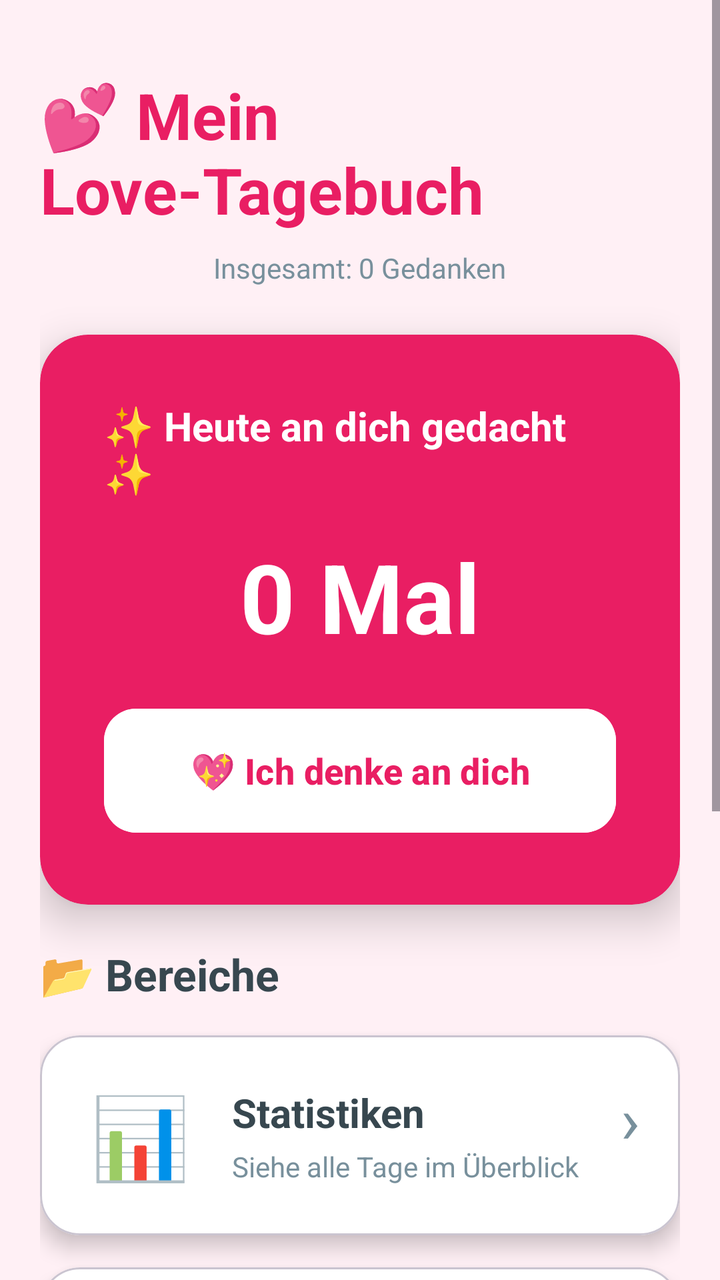
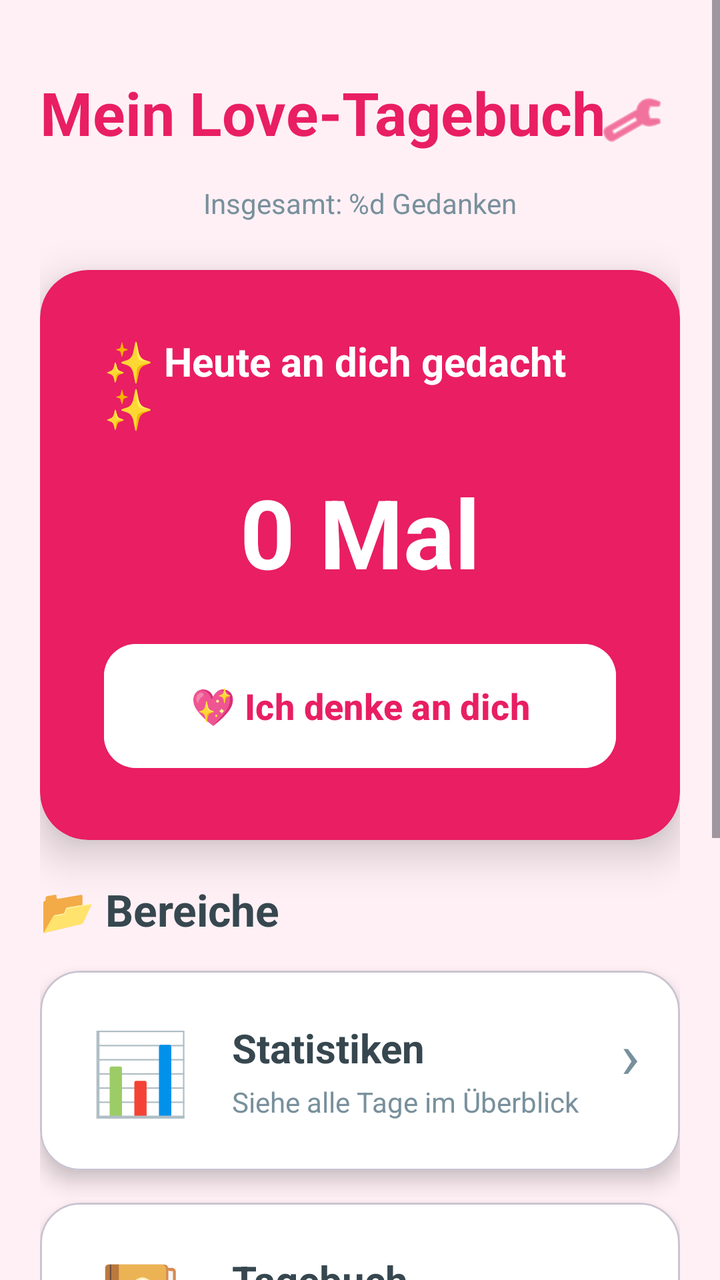

Two renders of the same Android screen: before a commit and after it. Below are the layout's source before the change and the commit's diff.
<!-- AndroidManifest.xml: application theme Theme.MeinTagebuch -->
<!-- res/layout/activity_main.xml -->
<?xml version="1.0" encoding="utf-8"?>
<ScrollView
    xmlns:android="http://schemas.android.com/apk/res/android"
    xmlns:app="http://schemas.android.com/apk/res-auto"
    android:layout_width="match_parent"
    android:layout_height="match_parent"
    android:background="@color/background">

    <LinearLayout
        android:layout_width="match_parent"
        android:layout_height="wrap_content"
        android:orientation="vertical"
        android:padding="20dp">

        
        <TextView
            android:layout_width="wrap_content"
            android:layout_height="wrap_content"
            android:text="💕 Mein Love-Tagebuch"
            android:textSize="32sp"
            android:textStyle="bold"
            android:textColor="@color/primary"
            android:layout_gravity="center"
            android:layout_marginTop="16dp"
            android:layout_marginBottom="8dp"/>

        <TextView
            android:id="@+id/totalThoughtsText"
            android:layout_width="wrap_content"
            android:layout_height="wrap_content"
            android:text="Insgesamt: 0 Gedanken"
            android:textSize="14sp"
            android:textColor="@color/secondary_text"
            android:layout_gravity="center"
            android:layout_marginBottom="24dp"/>

        
        <com.google.android.material.card.MaterialCardView
            android:layout_width="match_parent"
            android:layout_height="wrap_content"
            android:layout_marginBottom="20dp"
            app:cardCornerRadius="24dp"
            app:cardElevation="12dp"
            app:strokeWidth="0dp"
            android:backgroundTint="@color/primary">

            <LinearLayout
                android:layout_width="match_parent"
                android:layout_height="wrap_content"
                android:orientation="vertical"
                android:padding="32dp"
                android:gravity="center">

                <TextView
                    android:layout_width="wrap_content"
                    android:layout_height="wrap_content"
                    android:text="✨ Heute an dich gedacht ✨"
                    android:textSize="20sp"
                    android:textColor="@android:color/white"
                    android:textStyle="bold"
                    android:layout_marginBottom="16dp"/>

                <TextView
                    android:id="@+id/thoughtCountText"
                    android:layout_width="wrap_content"
                    android:layout_height="wrap_content"
                    android:text="0 Mal"
                    android:textSize="48sp"
                    android:textStyle="bold"
                    android:textColor="@android:color/white"
                    android:layout_marginBottom="20dp"/>

                <Button
                    android:id="@+id/thoughtButton"
                    android:layout_width="match_parent"
                    android:layout_height="70dp"
                    android:text="💖 Ich denke an dich"
                    android:textSize="18sp"
                    android:textStyle="bold"
                    android:backgroundTint="@android:color/white"
                    android:textColor="@color/primary"
                    app:cornerRadius="16dp"/>

            </LinearLayout>
        </com.google.android.material.card.MaterialCardView>

        
        <TextView
            android:layout_width="wrap_content"
            android:layout_height="wrap_content"
            android:text="📂 Bereiche"
            android:textSize="22sp"
            android:textStyle="bold"
            android:textColor="@color/primary_text"
            android:layout_marginBottom="16dp"/>

        
        <com.google.android.material.card.MaterialCardView
            android:id="@+id/statisticsCard"
            android:layout_width="match_parent"
            android:layout_height="wrap_content"
            android:layout_marginBottom="16dp"
            app:cardCornerRadius="20dp"
            app:cardElevation="6dp"
            android:clickable="true"
            android:focusable="true"
            android:foreground="?attr/selectableItemBackground"
            android:backgroundTint="@color/card_background">

            <LinearLayout
                android:layout_width="match_parent"
                android:layout_height="wrap_content"
                android:orientation="horizontal"
                android:padding="20dp"
                android:gravity="center_vertical">

                <TextView
                    android:layout_width="60dp"
                    android:layout_height="60dp"
                    android:text="📊"
                    android:textSize="40sp"
                    android:gravity="center"/>

                <LinearLayout
                    android:layout_width="0dp"
                    android:layout_height="wrap_content"
                    android:layout_marginStart="16dp"
                    android:layout_weight="1"
                    android:orientation="vertical">

                    <TextView
                        android:layout_height="match_parent"
                        android:layout_width="match_parent"
                        android:text="Statistiken"
                        android:textColor="@color/primary_text"
                        android:textSize="20sp"
                        android:textStyle="bold" />

                    <TextView
                        android:layout_width="match_parent"
                        android:layout_height="match_parent"
                        android:layout_marginTop="4dp"
                        android:text="Siehe alle Tage im Überblick"
                        android:textColor="@color/secondary_text"
                        android:textSize="14sp" />
                </LinearLayout>

                <TextView
                    android:layout_width="wrap_content"
                    android:layout_height="match_parent"
                    android:text="›"
                    android:textSize="32sp"
                    android:textColor="@color/secondary_text"/>
            </LinearLayout>
        </com.google.android.material.card.MaterialCardView>

        
        <com.google.android.material.card.MaterialCardView
            android:id="@+id/diaryCard"
            android:layout_width="match_parent"
            android:layout_height="wrap_content"
            android:layout_marginBottom="16dp"
            app:cardCornerRadius="20dp"
            app:cardElevation="6dp"
            android:clickable="true"
            android:focusable="true"
            android:foreground="?attr/selectableItemBackground"
            android:backgroundTint="@color/card_background">

            <LinearLayout
                android:layout_width="match_parent"
                android:layout_height="wrap_content"
                android:orientation="horizontal"
                android:padding="20dp"
                android:gravity="center_vertical">

                <TextView
                    android:layout_width="60dp"
                    android:layout_height="60dp"
                    android:text="📝"
                    android:textSize="40sp"
                    android:gravity="center"/>

                <LinearLayout
                    android:layout_width="0dp"
                    android:layout_height="wrap_content"
                    android:layout_weight="1"
                    android:orientation="vertical"
                    android:layout_marginStart="16dp">

                    <TextView
                        android:layout_height="match_parent"
                        android:layout_width="match_parent"
                        android:text="Tagebuch"
                        android:textSize="20sp"
                        android:textStyle="bold"
                        android:textColor="@color/primary_text"/>

                    <TextView
                        android:layout_width="match_parent"
                        android:layout_height="match_parent"
                        android:text="Alle Einträge ansehen"
                        android:textSize="14sp"
                        android:textColor="@color/secondary_text"
                        android:layout_marginTop="4dp"/>
                </LinearLayout>

                <TextView
                    android:layout_height="match_parent"
                    android:layout_width="wrap_content"
                    android:text="›"
                    android:textSize="32sp"
                    android:textColor="@color/secondary_text"/>
            </LinearLayout>
        </com.google.android.material.card.MaterialCardView>

        
        <com.google.android.material.card.MaterialCardView
            android:id="@+id/photosCard"
            android:layout_width="match_parent"
            android:layout_height="wrap_content"
            android:layout_marginBottom="16dp"
            app:cardCornerRadius="20dp"
            app:cardElevation="6dp"
            android:clickable="true"
            android:focusable="true"
            android:foreground="?attr/selectableItemBackground"
            android:backgroundTint="@color/card_background">

            <LinearLayout
                android:layout_width="match_parent"
                android:layout_height="wrap_content"
                android:orientation="horizontal"
                android:padding="20dp"
                android:gravity="center_vertical">

                <TextView
                    android:layout_width="60dp"
                    android:layout_height="60dp"
                    android:text="📸"
                    android:textSize="40sp"
                    android:gravity="center"/>

                <LinearLayout
                    android:layout_width="0dp"
                    android:layout_height="wrap_content"
                    android:layout_weight="1"
                    android:orientation="vertical"
                    android:layout_marginStart="16dp">

                    <TextView
                        android:layout_width="match_parent"
                        android:layout_height="match_parent"
                        android:text="Foto-Galerie"
                        android:textSize="20sp"
                        android:textStyle="bold"
                        android:textColor="@color/primary_text"/>

                    <TextView
                        android:layout_height="match_parent"
                        android:layout_width="match_parent"
                        android:text="Erinnerungen festhalten"
                        android:textSize="14sp"
                        android:textColor="@color/secondary_text"
                        android:layout_marginTop="4dp"/>
                </LinearLayout>

                <TextView
                    android:layout_width="wrap_content"
                    android:layout_height="wrap_content"
                    android:text="›"
                    android:textSize="32sp"
                    android:textColor="@color/secondary_text"/>
            </LinearLayout>
        </com.google.android.material.card.MaterialCardView>

        
        <com.google.android.material.card.MaterialCardView
            android:id="@+id/partnerCard"
            android:layout_width="match_parent"
            android:layout_height="wrap_content"
            android:layout_marginBottom="24dp"
            app:cardCornerRadius="20dp"
            app:cardElevation="6dp"
            android:clickable="true"
            android:focusable="true"
            android:foreground="?attr/selectableItemBackground"
            android:backgroundTint="@color/card_background">

            <LinearLayout
                android:layout_width="match_parent"
                android:layout_height="wrap_content"
                android:orientation="horizontal"
                android:padding="20dp"
                android:gravity="center_vertical">

                <TextView
                    android:layout_width="60dp"
                    android:layout_height="60dp"
                    android:text="💑"
                    android:textSize="40sp"
                    android:gravity="center"/>

                <LinearLayout
                    android:layout_width="0dp"
                    android:layout_height="wrap_content"
                    android:layout_weight="1"
                    android:orientation="vertical"
                    android:layout_marginStart="16dp">

                    <TextView
                        android:layout_height="match_parent"
                        android:layout_width="match_parent"
                        android:text="Partner"
                        android:textSize="20sp"
                        android:textStyle="bold"
                        android:textColor="@color/primary_text"/>

                    <TextView
                        android:layout_width="match_parent"
                        android:layout_height="match_parent"
                        android:text="Gemeinsam schreiben"
                        android:textSize="14sp"
                        android:textColor="@color/secondary_text"
                        android:layout_marginTop="4dp"/>
                </LinearLayout>

                <TextView
                    android:layout_height="wrap_content"
                    android:layout_width="wrap_content"
                    android:text="›"
                    android:textSize="32sp"
                    android:textColor="@color/secondary_text"/>
            </LinearLayout>
        </com.google.android.material.card.MaterialCardView>

    </LinearLayout>

</ScrollView>
<!-- resources referenced by this layout -->
<resources>
  <color name="background">#FFF0F5</color>
  <color name="card_background">#FFFFFF</color>
  <color name="primary">#E91E63</color>
  <color name="primary_text">#37474F</color>
  <color name="secondary_text">#78909C</color>
  <style name="Theme.MeinTagebuch" parent="Base.Theme.MeinTagebuch" />
  <style name="Base.Theme.MeinTagebuch" parent="Theme.Material3.DayNight.NoActionBar">
          
          
      </style>
</resources>

<!-- the commit's change to res/layout/activity_main.xml (unified diff, before → after) -->
@@ -13,22 +13,43 @@
         android:padding="20dp">
 
         
-        <TextView
-            android:layout_width="wrap_content"
-            android:layout_height="wrap_content"
-            android:text="💕 Mein Love-Tagebuch"
-            android:textSize="32sp"
-            android:textStyle="bold"
-            android:textColor="@color/primary"
-            android:layout_gravity="center"
+        <RelativeLayout
+            android:layout_width="match_parent"
+            android:layout_height="wrap_content"
             android:layout_marginTop="16dp"
-            android:layout_marginBottom="8dp"/>
+            android:layout_marginBottom="8dp">
+
+            
+
+            
+            <TextView
+                android:id="@+id/mainTitle"
+                android:layout_width="wrap_content"
+                android:layout_height="wrap_content"
+                android:text="@string/app_name"
+                android:textColor="@color/primary"
+                android:textSize="30sp"
+                android:textStyle="bold" />
+
+            <ImageView
+                android:id="@+id/settingsButton"
+                android:layout_width="48dp"
+                android:layout_height="48dp"
+                android:layout_alignParentEnd="true"
+                android:layout_centerVertical="true"
+                android:src="@android:drawable/ic_menu_preferences"
+                android:padding="8dp"
+                android:background="?attr/selectableItemBackgroundBorderless"
+                android:contentDescription="Einstellungen"
+                app:tint="@color/primary"/>
+
+        </RelativeLayout>
 
         <TextView
             android:id="@+id/totalThoughtsText"
             android:layout_width="wrap_content"
             android:layout_height="wrap_content"
-            android:text="Insgesamt: 0 Gedanken"
+            android:text="@string/total_thoughts"
             android:textSize="14sp"
             android:textColor="@color/secondary_text"
             android:layout_gravity="center"
@@ -177,7 +198,7 @@
                 <TextView
                     android:layout_width="60dp"
                     android:layout_height="60dp"
-                    android:text="📝"
+                    android:text="📔"
                     android:textSize="40sp"
                     android:gravity="center"/>
 
@@ -297,7 +318,7 @@
                 <TextView
                     android:layout_width="60dp"
                     android:layout_height="60dp"
-                    android:text="💑"
+                    android:text="👑"
                     android:textSize="40sp"
                     android:gravity="center"/>
 
<!-- resource entries referenced after the edit -->
@@ -5,6 +5,8 @@
   <color name="primary">#E91E63</color>
   <color name="primary_text">#37474F</color>
   <color name="secondary_text">#78909C</color>
+  <string name="app_name">Mein Love-Tagebuch</string>
+  <string name="total_thoughts">Insgesamt: %d Gedanken</string>
   <style name="Theme.MeinTagebuch" parent="Base.Theme.MeinTagebuch" />
   <style name="Base.Theme.MeinTagebuch" parent="Theme.Material3.DayNight.NoActionBar">
           
